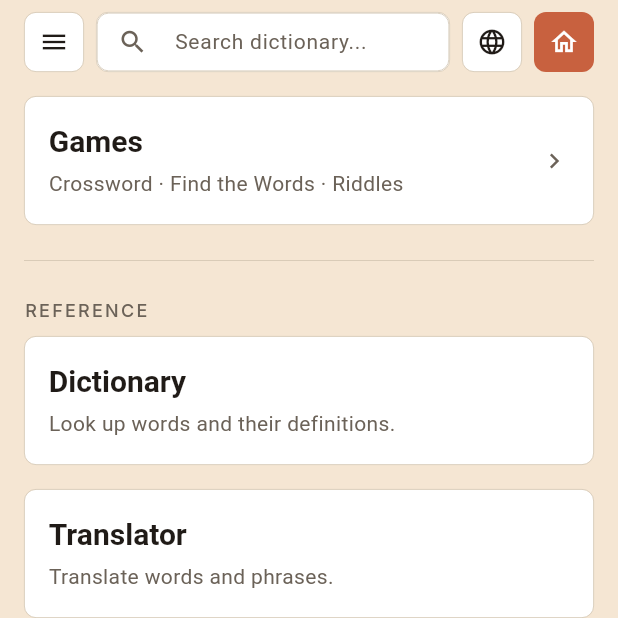
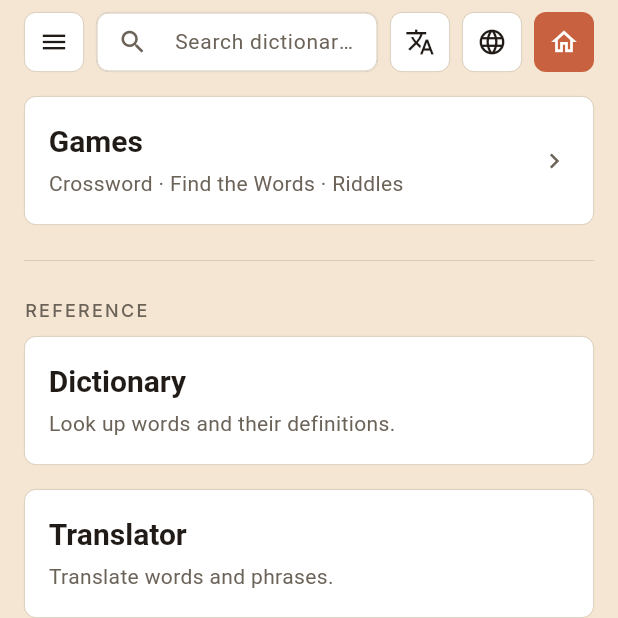
Before and after one commit to georgezafgz-369/lex-hopper, a Flutter app: the TranslatorPage screen opened by its route, after a tap on the "home" icon, on a phone screen of 412 x 824 dp, the top half of it. Run offline on Flutter 3.47's test engine with Material 3 defaults, Android fonts, the phone set to English and light mode, and no system bars; our stand-ins replace flutter_tts, google_fonts, material_ui, shared_preferences, sqflite; missing offline and left inert: google_mlkit_translation; accounts and stored records are empty; Roboto replaces fonts that are missing (Tinos).

Commit message:
Show Greek meanings and examples; open Translator from home
- Data: review the machine translations of meanings and examples for
  the most common English words, and fix wrong main-word translations.
  Reviewed rows are marked "Lex Hopper" so machine runs won't overwrite them.
- Word sheet: each meaning shows its translation, under "Meaning" and
  "Examples" headings, with each example translated below it.
- Dictionary: one view per language (dict_en, dict_el) on the shared
  connection, which fixes a search crash; survives hot restart.
- Home: a translate button beside the globe opens the Translator as a
  bottom sheet with its own title and close button.
- Sheets round only their top corners; full-screen immersive mode;
  remove a leftover paste debug print.

Co-Authored-By: Claude Opus 5.5 <noreply@anthropic.com>

```diff
--- a/assets/databases.json
+++ b/assets/databases.json
@@ -1,4 +1,4 @@
 {
-  "lexicon": "5e9bafafc153",
-  "texts": "955a4946a3fb"
+  "lexicon": "8a99165af71c",
+  "texts": "f9c2724d74bf"
 }
--- a/lib/app_text.dart
+++ b/lib/app_text.dart
@@ -313,6 +313,8 @@ class AppText {
   String get relatedForms => _('Related forms', 'Συγγενικοί τύποι');
   String get relatingToIt => _('Relating to it', 'Σχετικά επίθετα');
   String get alsoCalled => _('Also called', 'Λέγεται και');
+  String get meaningLabel => _('Meaning', 'Σημασία');
+  String get examplesLabel => _('Examples', 'Παραδείγματα');
   String get synonyms => _('Synonyms', 'Συνώνυμα');
   String get opposites => _('Opposites', 'Αντίθετα');
   String moreCount(int n) => _('+$n more', '+$n ακόμα');
--- a/lib/home_page.dart
+++ b/lib/home_page.dart
@@ -52,6 +52,9 @@ class HomePage extends StatelessWidget {
                       fieldKey: const Key('home-search'),
                     ),
                   ),
+                  const SizedBox(width: Spacing.sm),
+                  // Translator, sliding up from the bottom.
+                  const TranslateButton(),
                   const SizedBox(width: Spacing.sm),
                   // Languages: the same list as Settings > Language.
                   const LanguageButton(),
--- a/lib/language_button.dart
+++ b/lib/language_button.dart
@@ -1,11 +1,13 @@
 // ─────────────────────────────────────────────────────────────────────────────
-// LANGUAGE BUTTON — the 🌐 in the top bar (home page, Translator)
+// TOP-BAR ICON BUTTONS — 🌐 languages (home page, Translator) and the
+// translate button (home page)
 // ─────────────────────────────────────────────────────────────────────────────
 
 import 'package:material_ui/material_ui.dart';
 
 import 'design_system.dart';
 import 'settings_page.dart' show showLanguagePicker;
+import 'translator_page.dart' show showTranslatorSheet;
 
 /// Globe button beside Home: opens the language list (the same as Settings >
 /// Language). Same size and shape as the Home button, in the card colour.
@@ -13,11 +15,38 @@ class LanguageButton extends StatelessWidget {
   const LanguageButton({super.key});
 
   @override
+  Widget build(BuildContext context) => TopBarIconButton(
+    key: const Key('language-button'),
+    icon: Icons.language,
+    onTap: () => showLanguagePicker(context),
+  );
+}
+
+/// Translate button beside the globe: the Translator slides up from the
+/// bottom.
+class TranslateButton extends StatelessWidget {
+  const TranslateButton({super.key});
+
+  @override
+  Widget build(BuildContext context) => TopBarIconButton(
+    key: const Key('translate-button'),
+    icon: Icons.translate,
+    onTap: () => showTranslatorSheet(context),
+  );
+}
+
+/// A 40×40 square icon button in the card colour, like the globe.
+class TopBarIconButton extends StatelessWidget {
+  final IconData icon;
+  final VoidCallback onTap;
+
+  const TopBarIconButton({super.key, required this.icon, required this.onTap});
+
+  @override
   Widget build(BuildContext context) {
     final brightness = Theme.of(context).brightness;
     return GestureDetector(
-      key: const Key('language-button'),
-      onTap: () => showLanguagePicker(context),
+      onTap: onTap,
       child: Container(
         width: 40,
         height: 40,
@@ -36,7 +65,7 @@ class LanguageButton extends StatelessWidget {
           ),
         ),
         child: Icon(
-          Icons.language,
+          icon,
           size: 20,
           color: brightness.resolve(
             light: AppColors.inkLight,
--- a/lib/main.dart
+++ b/lib/main.dart
@@ -2,6 +2,7 @@
 // LEX HOPPER — entry point
 // ─────────────────────────────────────────────────────────────────────────────
 
+import 'package:flutter/services.dart';
 import 'package:material_ui/material_ui.dart';
 
 import 'app_settings.dart';
@@ -19,6 +20,9 @@ import 'word_search_menu_page.dart';
 
 Future<void> main() async {
   WidgetsFlutterBinding.ensureInitialized();
+  // Full screen: hide the status and navigation bars. A swipe from the edge
+  // shows them for a moment, then they hide again.
+  await SystemChrome.setEnabledSystemUIMode(SystemUiMode.immersiveSticky);
   // Saved dark mode / language, so the first frame already uses them.
   await AppSettings.instance.load();
   runApp(const LexHopper());
--- a/lib/translator_page.dart
+++ b/lib/translator_page.dart
@@ -16,6 +16,7 @@
 // ─────────────────────────────────────────────────────────────────────────────
 
 import 'dart:async';
+import 'dart:ui' as ui;
 
 import 'package:flutter/services.dart';
 import 'package:material_ui/material_ui.dart';
@@ -41,6 +42,27 @@ typedef WordLookup = Future<LexiconAnswer> Function(
   String language,
 );
 
+/// The Translator, sliding up from the bottom over the current page. It
+/// closes with its X or by dragging it down.
+Future<void> showTranslatorSheet(BuildContext context) {
+  final paper = Theme.of(context).brightness
+      .resolve(light: AppColors.paperLight, dark: AppColors.paperDark);
+  return showModalBottomSheet<void>(
+    context: context,
+    isScrollControlled: true,
+    useSafeArea: true,
+    backgroundColor: paper,
+    clipBehavior: Clip.antiAlias,
+    shape: RoundedRectangleBorder(
+      borderRadius: BorderRadius.vertical(top: ui.Radius.circular(Radius.lg)),
+    ),
+    builder: (sheetContext) => FractionallySizedBox(
+      heightFactor: 0.94,
+      child: const TranslatorPage(asSheet: true),
+    ),
+  );
+}
+
 Future<LexiconAnswer> _lookUpInLexicon(String text, String language) async {
   final lexicon = DictionaryService.forLanguage(language);
   return (
@@ -61,11 +83,16 @@ class TranslatorPage extends StatefulWidget {
   /// test gives another.
   final SavedTranslations? saved;
 
+  /// Shown in a bottom sheet (the home page's translate button): a grab
+  /// handle, the title and an X instead of the top bar.
+  final bool asSheet;
+
   const TranslatorPage({
     super.key,
     this.translator,
     this.lookup = _lookUpInLexicon,
     this.saved,
+    this.asSheet = false,
   });
 
   @override
@@ -282,8 +309,6 @@ class _TranslatorPageState extends State<TranslatorPage> {
   /// Paste the clipboard's text in; it translates like typed text.
   Future<void> _paste() async {
     final data = await Clipboard.getData(Clipboard.kTextPlain);
-    debugPrint('PASTEDEBUG got ${data == null ? 'null' : '"${data.text}"'} '
-        'hasStrings=${await Clipboard.hasStrings()}');
     final text = data?.text?.trim() ?? '';
     if (text.isEmpty || !mounted) return;
     _input.text = text;
@@ -370,7 +395,50 @@ class _TranslatorPageState extends State<TranslatorPage> {
       body: SafeArea(
         child: Column(
           children: [
+            // ── In a sheet: grab handle, title, X ──────────────────────────
+            if (widget.asSheet)
+              Padding(
+                padding: const EdgeInsets.fromLTRB(
+                  Spacing.lg,
+                  Spacing.sm,
+                  Spacing.sm,
+                  0,
+                ),
+                child: Column(
+                  children: [
+                    Container(
+                      width: 40,
+                      height: 4,
+                      decoration: BoxDecoration(
+                        color: hairline,
+                        borderRadius: BorderRadius.circular(2),
+                      ),
+                    ),
+                    Row(
+                      children: [
+                        Expanded(
+                          child: DualText(
+                            (t) => t.translator,
+                            inline: true,
+                            style: serif.copyWith(
+                              fontSize: 22,
+                              fontWeight: FontWeight.w700,
+                              color: ink,
+                            ),
+                          ),
+                        ),
+                        IconButton(
+                          key: const Key('translator-sheet-close'),
+                          icon: Icon(Icons.close, color: ink),
+                          onPressed: () => Navigator.of(context).pop(),
+                        ),
+                      ],
+                    ),
+                  ],
+                ),
+              )
             // ── Top bar: Back, dictionary search, 🌐, Home ─────────────────
+            else
               Padding(
                 padding: const EdgeInsets.fromLTRB(
                   Spacing.md,
```
Also changed, not shown: lib/dictionary_service.dart (+42 -9 lines), lib/word_sheet.dart (+55 -2 lines), data/lexicon/entries_en/l.csv, data/lexicon/entries_en/o.csv, data/texts/el_examples.csv, 6 other files. Lines whose indentation alone changed are shown as unchanged.
